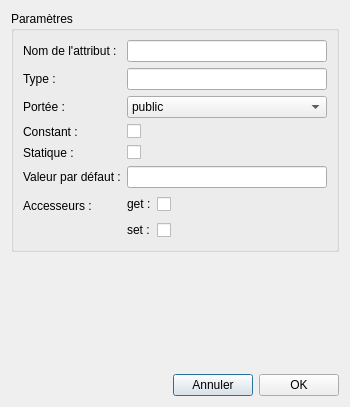
Above: metacc/ui/fieldmemberwindow.ui from rovalette/metacc before the change. Below: the same form after it.
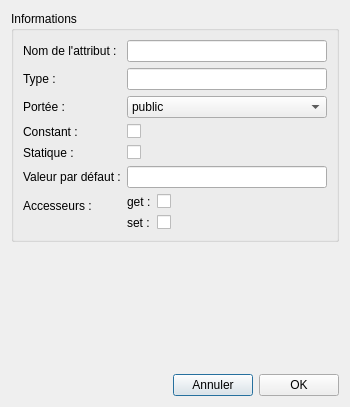
That is the form after the change. Icons and pictures are not drawn.

Diff of the .ui file:
```diff
--- a/metacc/ui/fieldmemberwindow.ui
+++ b/metacc/ui/fieldmemberwindow.ui
@@ -20,7 +20,7 @@
    <item>
     <widget class="QGroupBox" name="groupBox">
      <property name="title">
-      <string>Paramètres</string>
+      <string>Informations</string>
      </property>
      <layout class="QVBoxLayout" name="verticalLayout">
       <item>
@@ -139,7 +139,7 @@
           <item row="0" column="1">
            <widget class="QCheckBox" name="checkBox_Get">
             <property name="text">
-             <string>  </string>
+             <string/>
             </property>
            </widget>
           </item>
@@ -153,7 +153,7 @@
           <item row="1" column="1">
            <widget class="QCheckBox" name="checkBox_Set">
             <property name="text">
-             <string>  </string>
+             <string/>
             </property>
            </widget>
           </item>
```
